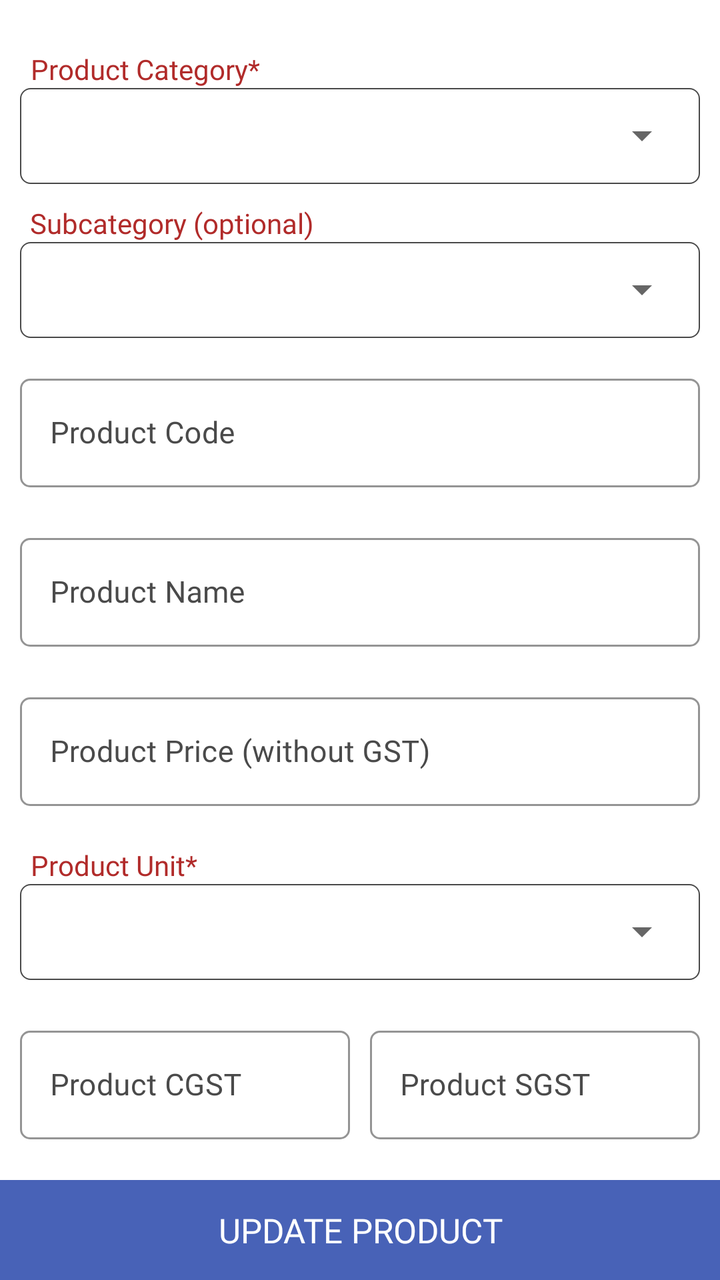
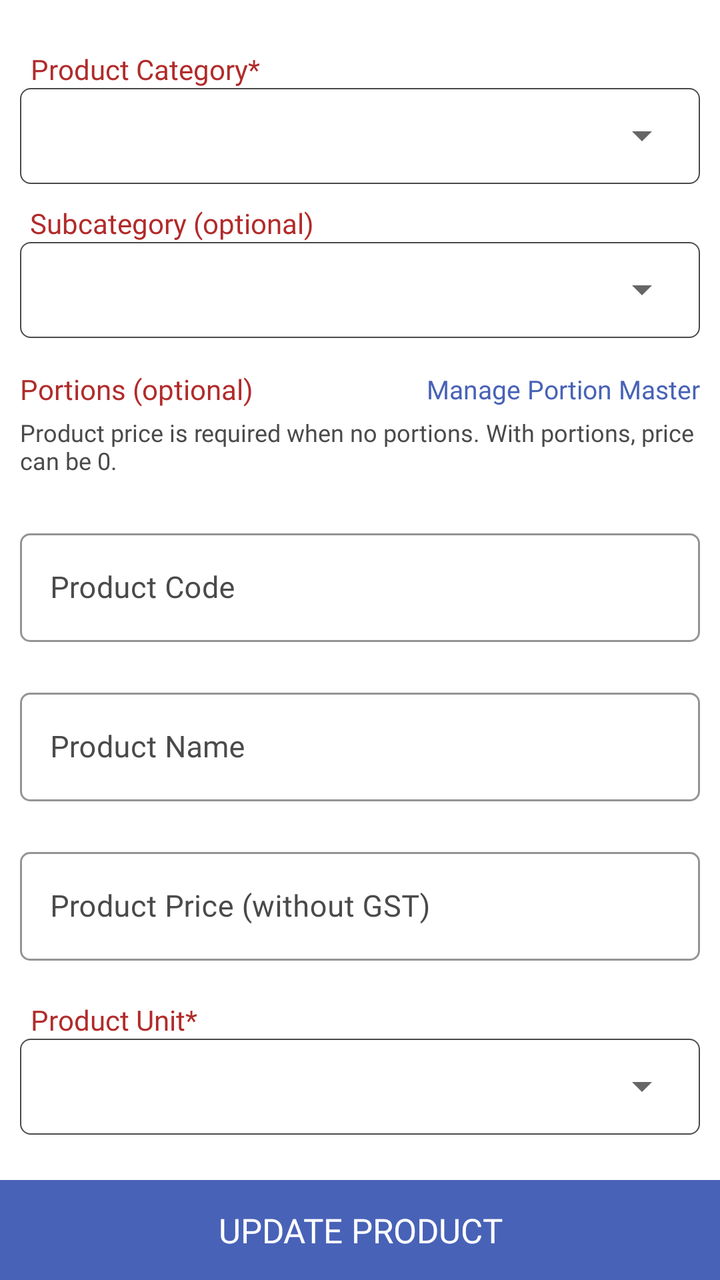

The first picture is an Android layout as it rendered before a commit; the second is the same layout after the commit. The layout source and the unified diff follow.
<!-- AndroidManifest.xml: application theme AppTheme -->
<!-- res/layout/fragment_update_product.xml -->
<?xml version="1.0" encoding="utf-8"?>
<RelativeLayout xmlns:android="http://schemas.android.com/apk/res/android"
    xmlns:app="http://schemas.android.com/apk/res-auto"
    xmlns:tools="http://schemas.android.com/tools"
    android:layout_width="match_parent"
    android:layout_height="match_parent"
    tools:context=".Fragment.UpdateProduct">


    <androidx.core.widget.NestedScrollView
        android:layout_width="match_parent"
        android:layout_height="match_parent"
        android:layout_above="@+id/updateProduct">

        <LinearLayout
            android:layout_width="match_parent"
            android:layout_height="match_parent"
            android:orientation="vertical"
            android:padding="10dp">

            <TextView
                android:layout_width="wrap_content"
                android:layout_height="wrap_content"
                android:layout_gravity="center|start"
                android:layout_marginStart="5dp"
                android:layout_marginTop="15dp"
                android:fontFamily="@font/poppinsregular"
                android:gravity="center"
                android:text="Product Category*"
                android:textColor="@color/textcolor" />

            <LinearLayout
                android:layout_width="match_parent"
                android:layout_height="48dp"
                android:background="@drawable/button_rounded_border"
                android:orientation="horizontal">

                <Spinner
                    android:id="@+id/categorySpinner"
                    android:layout_width="match_parent"
                    android:layout_height="45dp"
                    android:layout_gravity="center"
                    android:layout_margin="5dp"
                    android:fontFamily="@font/poppinsregular"
                    android:gravity="center|start"
                    android:paddingLeft="10dp"
                    android:textColor="@color/black"
                    android:textSize="15sp"
                    app:ms_hint="Select Product Category" />

            </LinearLayout>

            <TextView
                android:layout_width="wrap_content"
                android:layout_height="wrap_content"
                android:layout_gravity="center|start"
                android:layout_marginStart="5dp"
                android:layout_marginTop="10dp"
                android:fontFamily="@font/poppinsregular"
                android:text="Subcategory (optional)"
                android:textColor="@color/textcolor" />

            <LinearLayout
                android:layout_width="match_parent"
                android:layout_height="48dp"
                android:background="@drawable/button_rounded_border"
                android:orientation="horizontal">

                <Spinner
                    android:id="@+id/subcategorySpinner"
                    android:layout_width="match_parent"
                    android:layout_height="45dp"
                    android:layout_gravity="center"
                    android:layout_margin="5dp"
                    android:fontFamily="@font/poppinsregular"
                    android:paddingLeft="10dp"
                    android:textColor="@color/black"
                    android:textSize="15sp" />

            </LinearLayout>

            <com.google.android.material.textfield.TextInputLayout
                android:id="@+id/productCodeLayout"
                style="@style/Widget.MaterialComponents.TextInputLayout.OutlinedBox"
                android:layout_width="match_parent"
                android:layout_height="wrap_content"
                android:layout_gravity="center"
                android:layout_marginTop="15dp"
                android:layout_marginBottom="5dp"
                android:gravity="center"
                android:textColorHint="@color/light_black"
                app:boxCornerRadiusBottomEnd="5dp"
                app:boxCornerRadiusBottomStart="5dp"
                app:boxCornerRadiusTopEnd="5dp"
                app:boxCornerRadiusTopStart="5dp"
                app:boxStrokeColor="@color/light_black">

                <com.google.android.material.textfield.TextInputEditText
                    android:id="@+id/productCode"
                    android:layout_width="match_parent"
                    android:layout_height="wrap_content"
                    android:digits="0123456789"
                    android:drawableTint="@color/light_black"
                    android:fontFamily="@font/poppinsregular"
                    android:hint="Product Code"
                    android:imeOptions="actionNext"
                    android:inputType="numberDecimal"
                    android:paddingStart="15dp"
                    android:paddingEnd="10dp"
                    android:singleLine="true"
                    android:textColor="@color/black"
                    android:textColorHint="@color/light_black"
                    android:textSize="15sp" />

            </com.google.android.material.textfield.TextInputLayout>

            <com.google.android.material.textfield.TextInputLayout
                android:id="@+id/productNameLayout"
                style="@style/Widget.MaterialComponents.TextInputLayout.OutlinedBox"
                android:layout_width="match_parent"
                android:layout_height="wrap_content"
                android:layout_gravity="center"
                android:layout_marginTop="15dp"
                android:layout_marginBottom="5dp"
                android:gravity="center"
                android:textColorHint="@color/light_black"
                app:boxCornerRadiusBottomEnd="5dp"
                app:boxCornerRadiusBottomStart="5dp"
                app:boxCornerRadiusTopEnd="5dp"
                app:boxCornerRadiusTopStart="5dp"
                app:boxStrokeColor="@color/light_black">

                <com.google.android.material.textfield.TextInputEditText
                    android:id="@+id/productName"
                    android:layout_width="match_parent"
                    android:layout_height="wrap_content"
                    android:drawableTint="@color/light_black"
                    android:fontFamily="@font/poppinsregular"
                    android:hint="Product Name"
                    android:imeOptions="actionNext"
                    android:inputType="textCapWords"
                    android:paddingStart="15dp"
                    android:paddingEnd="10dp"
                    android:singleLine="true"
                    android:textColor="@color/black"
                    android:textColorHint="@color/light_black"
                    android:textSize="15sp" />

            </com.google.android.material.textfield.TextInputLayout>

            <com.google.android.material.textfield.TextInputLayout
                android:id="@+id/productPriceLayout"
                style="@style/Widget.MaterialComponents.TextInputLayout.OutlinedBox"
                android:layout_width="match_parent"
                android:layout_height="wrap_content"
                android:layout_gravity="center"
                android:layout_marginTop="15dp"
                android:layout_marginBottom="5dp"
                android:gravity="center"
                android:textColorHint="@color/light_black"
                app:boxCornerRadiusBottomEnd="5dp"
                app:boxCornerRadiusBottomStart="5dp"
                app:boxCornerRadiusTopEnd="5dp"
                app:boxCornerRadiusTopStart="5dp"
                app:boxStrokeColor="@color/light_black">

                <com.google.android.material.textfield.TextInputEditText
                    android:id="@+id/productPrice"
                    android:layout_width="match_parent"
                    android:layout_height="wrap_content"
                    android:drawableTint="@color/light_black"
                    android:fontFamily="@font/poppinsregular"
                    android:hint="Product Price (without GST)"
                    android:imeOptions="actionDone"
                    android:inputType="numberDecimal"
                    android:paddingStart="15dp"
                    android:paddingEnd="10dp"
                    android:singleLine="true"
                    android:textColor="@color/black"
                    android:textColorHint="@color/light_black"
                    android:textSize="15sp" />

            </com.google.android.material.textfield.TextInputLayout>

            <TextView
                android:layout_width="wrap_content"
                android:layout_height="wrap_content"
                android:layout_gravity="center|start"
                android:layout_marginStart="5dp"
                android:layout_marginTop="15dp"
                android:fontFamily="@font/poppinsregular"
                android:gravity="center"
                android:text="Product Unit*"
                android:textColor="@color/textcolor" />

            <LinearLayout
                android:layout_width="match_parent"
                android:layout_height="48dp"
                android:background="@drawable/button_rounded_border"
                android:orientation="horizontal">

                <Spinner
                    android:id="@+id/unitSpinner"
                    android:layout_width="match_parent"
                    android:layout_height="45dp"
                    android:layout_gravity="center"
                    android:layout_margin="5dp"
                    android:fontFamily="@font/poppinsregular"
                    android:gravity="center|start"
                    android:paddingLeft="10dp"
                    android:textColor="@color/black"
                    android:textSize="15sp"
                    app:ms_hint="Select Product Unit" />

            </LinearLayout>

            <LinearLayout
                android:layout_width="match_parent"
                android:layout_height="wrap_content"
                android:orientation="horizontal">

                <com.google.android.material.textfield.TextInputLayout
                    android:id="@+id/productCGSTLayout"
                    style="@style/Widget.MaterialComponents.TextInputLayout.OutlinedBox"
                    android:layout_width="match_parent"
                    android:layout_height="wrap_content"
                    android:layout_gravity="center"
                    android:layout_marginTop="15dp"
                    android:layout_marginEnd="5dp"
                    android:layout_marginBottom="5dp"
                    android:layout_weight="1"
                    android:gravity="center"
                    android:textColorHint="@color/light_black"
                    app:boxCornerRadiusBottomEnd="5dp"
                    app:boxCornerRadiusBottomStart="5dp"
                    app:boxCornerRadiusTopEnd="5dp"
                    app:boxCornerRadiusTopStart="5dp"
                    app:boxStrokeColor="@color/light_black">

                    <com.google.android.material.textfield.TextInputEditText
                        android:id="@+id/productCGST"
                        android:layout_width="match_parent"
                        android:layout_height="wrap_content"
                        android:drawableTint="@color/light_black"
                        android:fontFamily="@font/poppinsregular"
                        android:hint="Product CGST"
                        android:imeOptions="actionDone"
                        android:inputType="numberDecimal"
                        android:paddingStart="15dp"
                        android:paddingEnd="10dp"
                        android:singleLine="true"
                        android:textColor="@color/black"
                        android:textColorHint="@color/light_black"
                        android:textSize="15sp" />

                </com.google.android.material.textfield.TextInputLayout>

                <com.google.android.material.textfield.TextInputLayout
                    android:id="@+id/productSGSTLayout"
                    style="@style/Widget.MaterialComponents.TextInputLayout.OutlinedBox"
                    android:layout_width="match_parent"
                    android:layout_height="wrap_content"
                    android:layout_gravity="center"
                    android:layout_marginStart="5dp"
                    android:layout_marginTop="15dp"
                    android:layout_marginBottom="5dp"
                    android:layout_weight="1"
                    android:gravity="center"
                    android:textColorHint="@color/light_black"
                    app:boxCornerRadiusBottomEnd="5dp"
                    app:boxCornerRadiusBottomStart="5dp"
                    app:boxCornerRadiusTopEnd="5dp"
                    app:boxCornerRadiusTopStart="5dp"
                    app:boxStrokeColor="@color/light_black">

                    <com.google.android.material.textfield.TextInputEditText
                        android:id="@+id/productSGST"
                        android:layout_width="match_parent"
                        android:layout_height="wrap_content"
                        android:drawableTint="@color/light_black"
                        android:fontFamily="@font/poppinsregular"
                        android:hint="Product SGST"
                        android:imeOptions="actionDone"
                        android:inputType="numberDecimal"
                        android:paddingStart="15dp"
                        android:paddingEnd="10dp"
                        android:singleLine="true"
                        android:textColor="@color/black"
                        android:textColorHint="@color/light_black"
                        android:textSize="15sp" />

                </com.google.android.material.textfield.TextInputLayout>

            </LinearLayout>

        </LinearLayout>

    </androidx.core.widget.NestedScrollView>

    <TextView
        android:id="@+id/updateProduct"
        android:layout_width="match_parent"
        android:layout_height="50dp"
        android:layout_alignParentBottom="true"
        android:layout_gravity="center"
        android:background="@color/colorPrimary"
        android:fontFamily="@font/poppinsmedium"
        android:gravity="center"
        android:text="Update Product"
        android:textAllCaps="true"
        android:textColor="@color/white"
        android:textSize="17sp" />

</RelativeLayout>
<!-- resources referenced by this layout -->
<resources>
  <color name="black">#000</color>
  <color name="colorPrimary">#4862b7</color>
  <color name="light_black">#4a4a4a</color>
  <color name="textcolor">#b12b2a</color>
  <color name="white">#fff</color>
  <!-- drawable button_rounded_border (drawable) -->
  <?xml version="1.0" encoding="utf-8"?>
  <shape xmlns:android="http://schemas.android.com/apk/res/android">
      <stroke
          android:width="0.7dp"
          android:color="@color/light_black" />
      <corners android:radius="5dp" />
  </shape>
  <style name="AppTheme" parent="Theme.MaterialComponents.DayNight.NoActionBar">
          
          <item name="colorPrimary">@color/colorPrimary</item>
          <item name="colorPrimaryDark">@color/colorPrimary</item>
          <item name="colorAccent">@color/colorAccent</item>
          <item name="android:windowIsTranslucent">true</item>
          <item name="windowNoTitle">true</item>
          <item name="windowActionBar">false</item>
  
      </style>
  <color name="colorAccent">#000</color>
</resources>

<!-- the commit's change to res/layout/fragment_update_product.xml (unified diff, before → after) -->
@@ -78,6 +78,10 @@
                     android:textSize="15sp" />
 
             </LinearLayout>
+
+            <include
+                android:id="@+id/productPortionSectionInclude"
+                layout="@layout/include_product_portion_section" />
 
             <com.google.android.material.textfield.TextInputLayout
                 android:id="@+id/productCodeLayout"
@@ -312,3 +316,157 @@
         android:textSize="17sp" />
 
 </RelativeLayout>
+<!-- res/layout/include_product_portion_section.xml (included above) -->
+<?xml version="1.0" encoding="utf-8"?>
+<LinearLayout xmlns:android="http://schemas.android.com/apk/res/android"
+    xmlns:app="http://schemas.android.com/apk/res-auto"
+    android:id="@+id/productPortionSection"
+    android:layout_width="match_parent"
+    android:layout_height="wrap_content"
+    android:orientation="vertical"
+    android:paddingTop="8dp"
+    android:paddingBottom="8dp">
+
+    <RelativeLayout
+        android:layout_width="match_parent"
+        android:layout_height="wrap_content"
+        android:layout_marginTop="8dp">
+
+        <TextView
+            android:layout_width="wrap_content"
+            android:layout_height="wrap_content"
+            android:layout_alignParentStart="true"
+            android:layout_centerVertical="true"
+            android:fontFamily="@font/poppinsregular"
+            android:text="Portions (optional)"
+            android:textColor="@color/textcolor" />
+
+        <TextView
+            android:id="@+id/managePortionMasterLink"
+            android:layout_width="wrap_content"
+            android:layout_height="wrap_content"
+            android:layout_alignParentEnd="true"
+            android:layout_centerVertical="true"
+            android:fontFamily="@font/poppinsmedium"
+            android:text="Manage Portion Master"
+            android:textColor="@color/colorPrimary"
+            android:textSize="13sp" />
+
+    </RelativeLayout>
+
+    <TextView
+        android:id="@+id/portionSectionHint"
+        android:layout_width="match_parent"
+        android:layout_height="wrap_content"
+        android:layout_marginTop="4dp"
+        android:fontFamily="@font/poppinsregular"
+        android:text="Product price is required when no portions. With portions, price can be 0."
+        android:textColor="@color/light_black"
+        android:textSize="12sp" />
+
+    <LinearLayout
+        android:id="@+id/portionMasterPickerSection"
+        android:layout_width="match_parent"
+        android:layout_height="wrap_content"
+        android:layout_marginTop="8dp"
+        android:orientation="vertical"
+        android:visibility="gone">
+
+        <com.google.android.material.textfield.TextInputLayout
+            style="@style/CustomDropDownTilStyle"
+            android:layout_width="match_parent"
+            android:layout_height="wrap_content"
+            android:hint="Select Portion Master">
+
+            <AutoCompleteTextView
+                android:id="@+id/portionMasterSpinner"
+                android:layout_width="match_parent"
+                android:layout_height="wrap_content"
+                android:focusable="false"
+                android:fontFamily="@font/poppinsregular"
+                android:inputType="none"
+                android:singleLine="true"
+                android:textSize="15sp" />
+
+        </com.google.android.material.textfield.TextInputLayout>
+
+        <com.google.android.material.textfield.TextInputLayout
+            style="@style/Widget.MaterialComponents.TextInputLayout.OutlinedBox"
+            android:layout_width="match_parent"
+            android:layout_height="wrap_content"
+            android:layout_marginTop="8dp"
+            app:boxStrokeColor="@color/light_black">
+
+            <com.google.android.material.textfield.TextInputEditText
+                android:id="@+id/inlinePortionPrice"
+                android:layout_width="match_parent"
+                android:layout_height="wrap_content"
+                android:fontFamily="@font/poppinsregular"
+                android:hint="Portion Price"
+                android:inputType="numberDecimal"
+                android:singleLine="true"
+                android:textColor="@color/black"
+                android:textSize="15sp" />
+
+        </com.google.android.material.textfield.TextInputLayout>
+
+        <TextView
+            android:id="@+id/addInlinePortion"
+            android:layout_width="match_parent"
+            android:layout_height="40dp"
+            android:layout_marginTop="10dp"
+            android:background="@color/textcolor"
+            android:fontFamily="@font/poppinsmedium"
+            android:gravity="center"
+            android:text="Add Portion"
+            android:textAllCaps="true"
+            android:textColor="@color/white"
+            android:textSize="14sp" />
+
+    </LinearLayout>
+
+    <TextView
+        android:id="@+id/noPortionMasterHint"
+        android:layout_width="match_parent"
+        android:layout_height="wrap_content"
+        android:layout_marginTop="8dp"
+        android:fontFamily="@font/poppinsregular"
+        android:text="No portion masters yet. Tap Manage Portion Master to add names first."
+        android:textColor="@color/light_black"
+        android:textSize="12sp"
+        android:visibility="gone" />
+
+    <androidx.cardview.widget.CardView
+        android:id="@+id/inlinePortionListCard"
+        android:layout_width="match_parent"
+        android:layout_height="wrap_content"
+        android:layout_marginTop="10dp"
+        android:visibility="gone"
+        app:cardCornerRadius="5dp"
+        app:cardElevation="4dp">
+
+        <LinearLayout
+            android:layout_width="match_parent"
+            android:layout_height="wrap_content"
+            android:orientation="vertical"
+            android:padding="8dp">
+
+            <TextView
+                android:layout_width="wrap_content"
+                android:layout_height="wrap_content"
+                android:layout_gravity="center"
+                android:fontFamily="@font/poppinsbold"
+                android:text="PORTIONS FOR THIS PRODUCT"
+                android:textColor="@color/textcolor" />
+
+            <androidx.recyclerview.widget.RecyclerView
+                android:id="@+id/inlinePortionRecyclerview"
+                android:layout_width="match_parent"
+                android:layout_height="wrap_content"
+                android:nestedScrollingEnabled="false" />
+
+        </LinearLayout>
+
+    </androidx.cardview.widget.CardView>
+
+</LinearLayout>
<!-- resource entries referenced after the edit -->
@@ -13,6 +13,23 @@
           android:color="@color/light_black" />
       <corners android:radius="5dp" />
   </shape>
+  <style name="CustomDropDownTilStyle" parent="Widget.MaterialComponents.TextInputLayout.OutlinedBox.ExposedDropdownMenu">
+          <item name="android:layout_width">match_parent</item>
+          <item name="android:layout_height">wrap_content</item>
+          <item name="android:textColorHint">@color/light_black</item>
+          <item name="fontFamily">@font/poppinsregular</item>
+          <item name="android:textSize">15sp</item>
+          <item name="overlapAnchor">true</item>
+          <item name="hintTextColor">@color/colorAccent</item>
+          <item name="boxStrokeColor">@color/colorAccent</item>
+          <item name="colorControlNormal">@color/colorAccent</item>
+          <item name="colorControlActivated">@color/colorAccent</item>
+          <item name="colorControlHighlight">@color/colorAccent</item>
+          <item name="boxCornerRadiusBottomEnd">5dp</item>
+          <item name="boxCornerRadiusBottomStart">5dp</item>
+          <item name="boxCornerRadiusTopEnd">5dp</item>
+          <item name="boxCornerRadiusTopStart">5dp</item>
+      </style>
   <style name="AppTheme" parent="Theme.MaterialComponents.DayNight.NoActionBar">
           
           <item name="colorPrimary">@color/colorPrimary</item>
